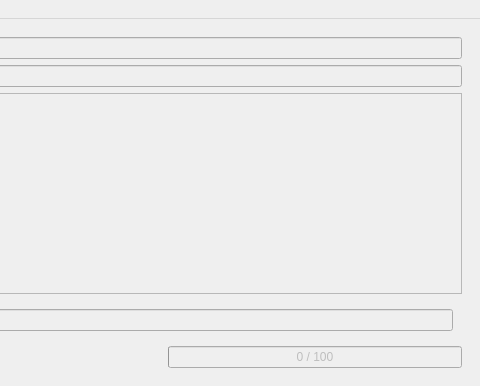
Qt form mainwin.ui (samstyle/transtext) before a commit; both pictures show x 380 to 860 and y 0 to 386 of the 860 by 386 pixel window.
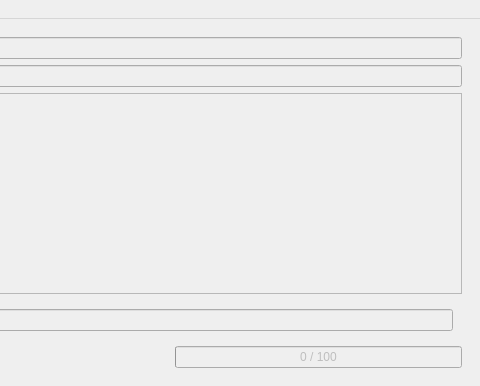
The same form after that commit. Icons and pictures are not drawn.

```diff
--- a/mainwin.ui
+++ b/mainwin.ui
@@ -147,6 +147,13 @@
            </property>
           </spacer>
          </item>
+         <item>
+          <widget class="QLabel" name="labInfo">
+           <property name="text">
+            <string/>
+           </property>
+          </widget>
+         </item>
          <item>
           <widget class="QProgressBar" name="progress">
            <property name="value">
```
Left out of the diff: 2 changed lines with no effect on the pictures.
